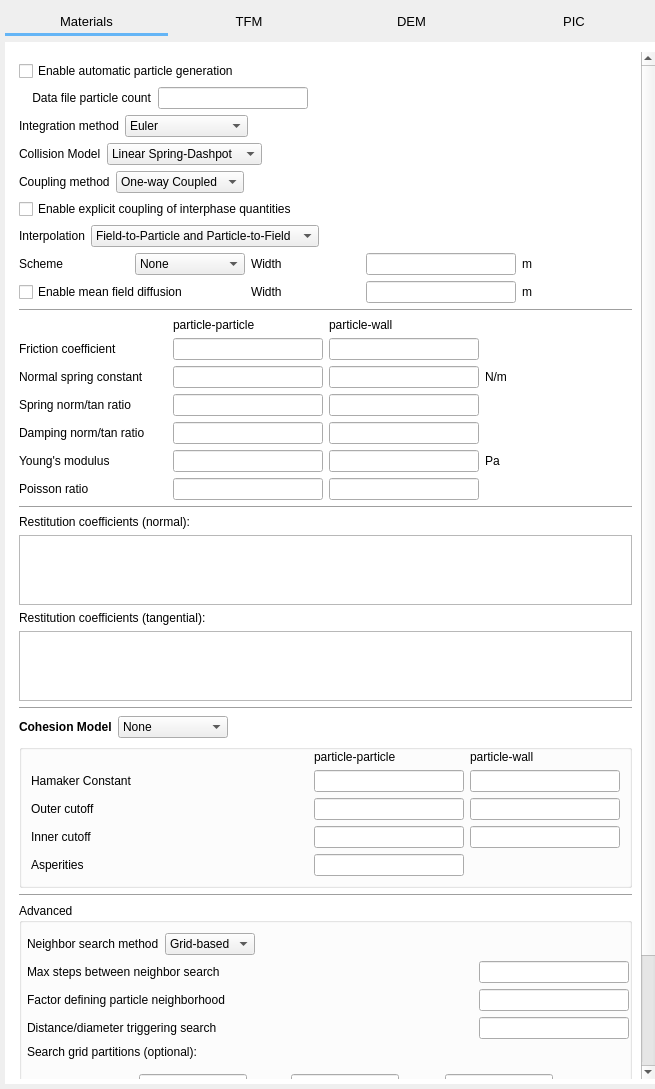
truongd8593/mfix, file gui/uifiles/solids.ui: the form before one commit.
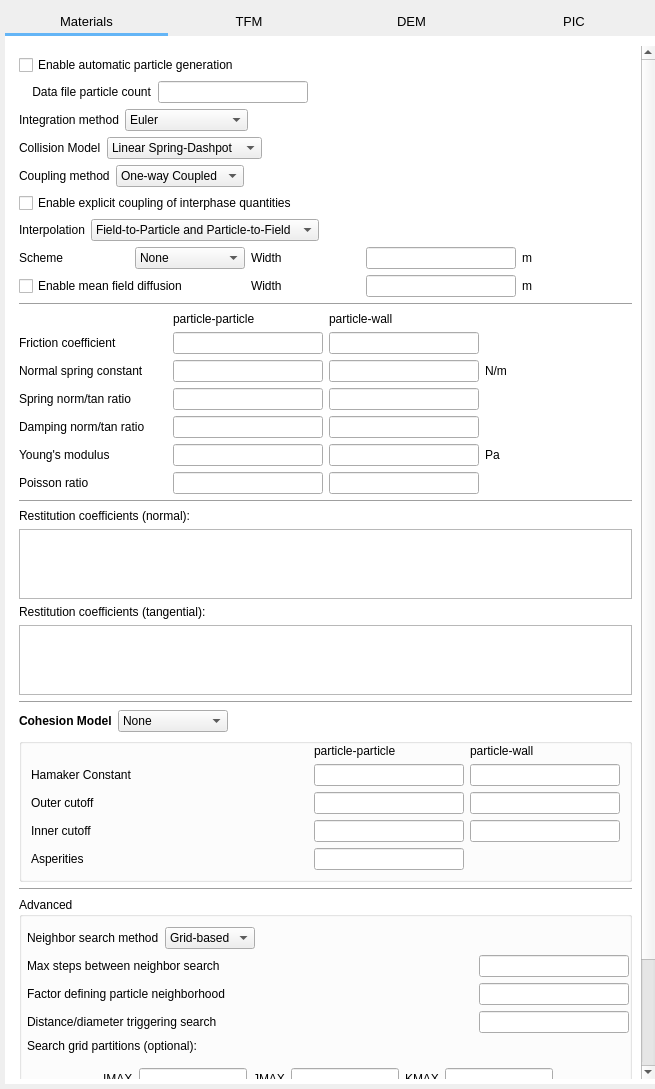
The form after the commit. The open tabs and pages were chosen to show the change. Custom widgets are drawn as their Qt base class.

Commit message: solids/ICs/BCs: improve resize behavior of top_frame/splitter

```diff
--- a/gui/uifiles/solids.ui
+++ b/gui/uifiles/solids.ui
@@ -38,6 +38,9 @@
    <property name="bottomMargin">
     <number>5</number>
    </property>
+   <property name="spacing">
+    <number>0</number>
+   </property>
    <item row="0" column="0">
     <widget class="QFrame" name="top_frame">
      <property name="styleSheet">
@@ -1688,7 +1691,7 @@
            <rect>
             <x>0</x>
             <y>0</y>
-            <width>626</width>
+            <width>353</width>
             <height>1281</height>
            </rect>
           </property>
@@ -2264,7 +2267,7 @@
               <enum>QAbstractItemView::NoSelection</enum>
              </property>
              <attribute name="horizontalHeaderVisible">
-              <bool>true</bool>
+              <bool>false</bool>
              </attribute>
              <attribute name="horizontalHeaderCascadingSectionResizes">
               <bool>true</bool>
@@ -2302,7 +2305,7 @@
               <enum>QAbstractItemView::NoSelection</enum>
              </property>
              <attribute name="horizontalHeaderVisible">
-              <bool>true</bool>
+              <bool>false</bool>
              </attribute>
              <attribute name="horizontalHeaderCascadingSectionResizes">
               <bool>true</bool>
```
The commit also changes 5 other files.
